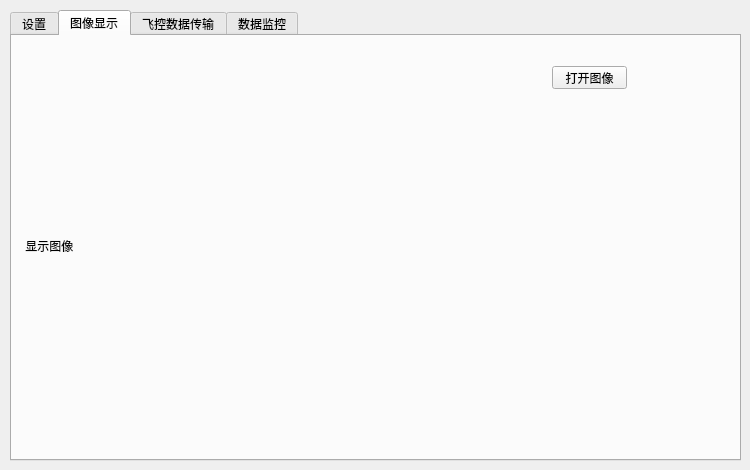
Qt form SerialPort/mainwindow.ui (shuanglengyunji/SerialPort) before a commit.
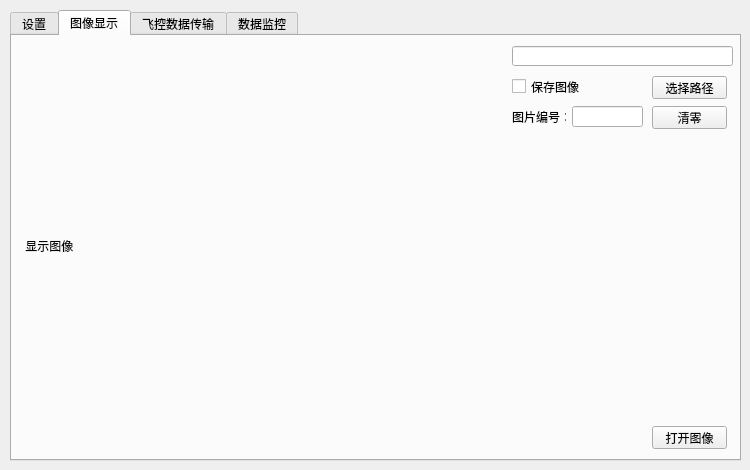
The same form after that commit.

Commit message: 增加图片保存功能

The edit to the form file:
```diff
--- a/SerialPort/mainwindow.ui
+++ b/SerialPort/mainwindow.ui
@@ -249,8 +249,8 @@
      <widget class="QPushButton" name="openimage">
       <property name="geometry">
        <rect>
-        <x>540</x>
-        <y>30</y>
+        <x>640</x>
+        <y>390</y>
         <width>75</width>
         <height>23</height>
        </rect>
@@ -259,6 +259,87 @@
        <string>打开图像</string>
       </property>
      </widget>
+     <widget class="QPushButton" name="pathchangeButton">
+      <property name="geometry">
+       <rect>
+        <x>640</x>
+        <y>40</y>
+        <width>75</width>
+        <height>23</height>
+       </rect>
+      </property>
+      <property name="text">
+       <string>选择路径</string>
+      </property>
+     </widget>
+     <widget class="QLineEdit" name="lineEdit_filepath">
+      <property name="geometry">
+       <rect>
+        <x>500</x>
+        <y>10</y>
+        <width>221</width>
+        <height>20</height>
+       </rect>
+      </property>
+      <property name="text">
+       <string/>
+      </property>
+      <property name="readOnly">
+       <bool>true</bool>
+      </property>
+     </widget>
+     <widget class="QCheckBox" name="checkBox_imagesave">
+      <property name="geometry">
+       <rect>
+        <x>500</x>
+        <y>40</y>
+        <width>71</width>
+        <height>21</height>
+       </rect>
+      </property>
+      <property name="text">
+       <string>保存图像</string>
+      </property>
+     </widget>
+     <widget class="QLineEdit" name="lineEdit_imagenunmber">
+      <property name="geometry">
+       <rect>
+        <x>560</x>
+        <y>70</y>
+        <width>71</width>
+        <height>21</height>
+       </rect>
+      </property>
+      <property name="text">
+       <string/>
+      </property>
+     </widget>
+     <widget class="QPushButton" name="pathchangeButton_2">
+      <property name="geometry">
+       <rect>
+        <x>640</x>
+        <y>70</y>
+        <width>75</width>
+        <height>23</height>
+       </rect>
+      </property>
+      <property name="text">
+       <string>清零</string>
+      </property>
+     </widget>
+     <widget class="QLabel" name="label_imagenumber">
+      <property name="geometry">
+       <rect>
+        <x>500</x>
+        <y>70</y>
+        <width>54</width>
+        <height>21</height>
+       </rect>
+      </property>
+      <property name="text">
+       <string>图片编号：</string>
+      </property>
+     </widget>
     </widget>
     <widget class="QWidget" name="tab_3">
      <attribute name="title">
```
The commit also changes 3 other files.
